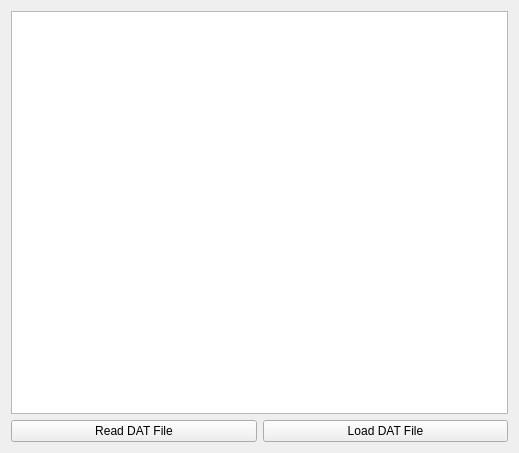
nazarlamer/TestReadDATFileAsk, file mainwindow.ui: the form before one commit.
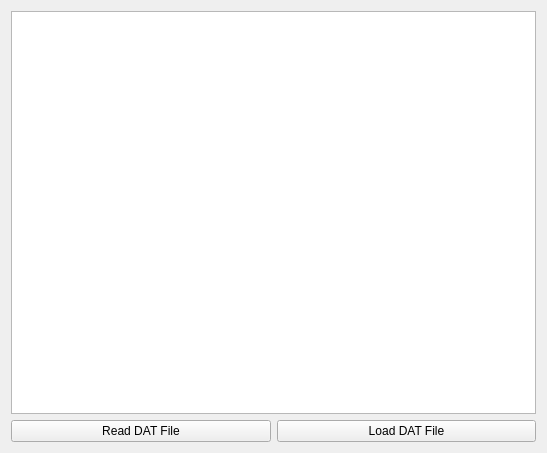
The form after the commit.

The edit to the form file:
```diff
--- a/mainwindow.ui
+++ b/mainwindow.ui
@@ -6,7 +6,7 @@
    <rect>
     <x>0</x>
     <y>0</y>
-    <width>519</width>
+    <width>547</width>
     <height>453</height>
    </rect>
   </property>
```
